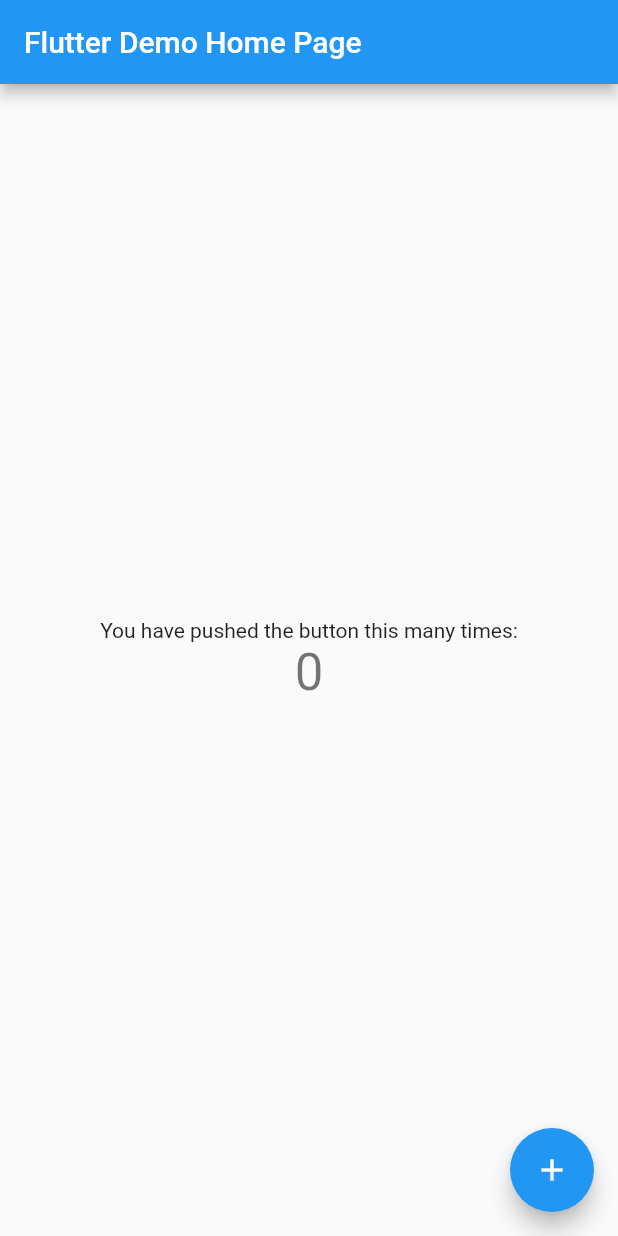
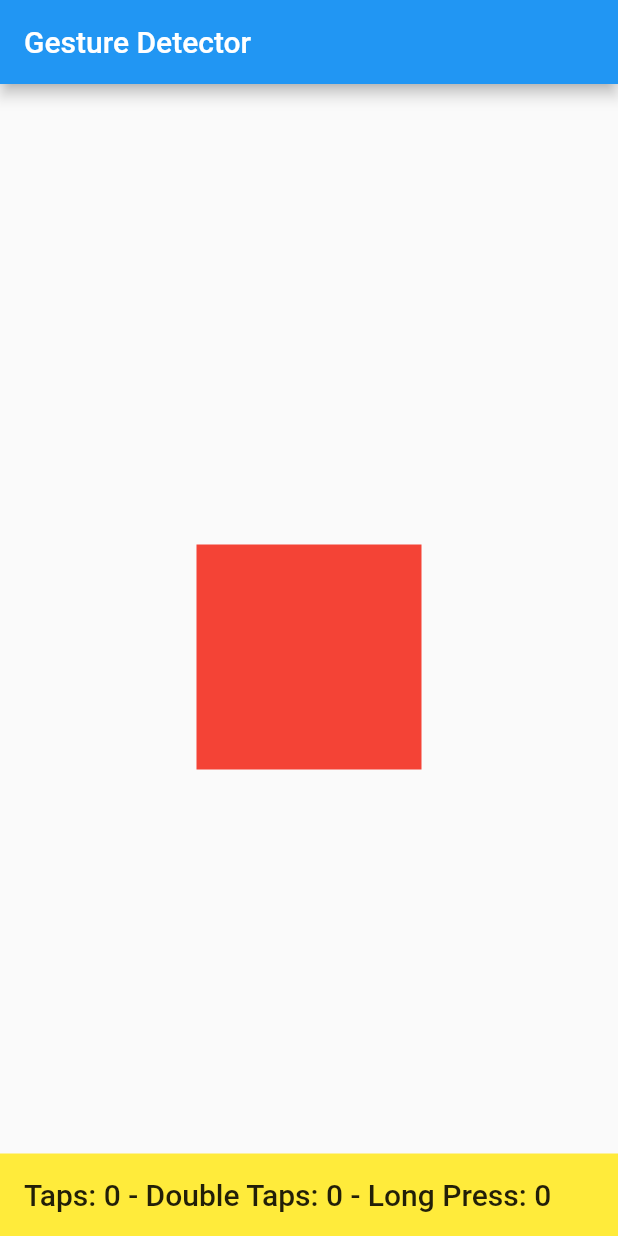
Before and after one commit to ervalsa-san/Flutter-Fundamental, a Flutter app: the screen it shows after launch, on a phone screen of 412 x 824 dp. Run offline on Flutter 3.47's test engine with Material 2 defaults, Android fonts, the phone set to English and light mode, and no system bars; our stand-ins replace cloud_firestore, firebase_auth, firebase_core, flutter_local_notifications, font_awesome_flutter, package_info_plus and 4 more; missing offline and left inert: android_alarm_manager_plus; accounts and stored records are empty; generated files the repository leaves out were written again.

Commit message:
Add Gesture App

```diff
--- a/1-fundamental-flutter/gesture_detector/lib/main.dart
+++ b/1-fundamental-flutter/gesture_detector/lib/main.dart
@@ -1,115 +1,100 @@
 import 'package:flutter/material.dart';
 
-void main() {
-  runApp(const MyApp());
-}
+void main() => runApp(MyApp());
 
 class MyApp extends StatelessWidget {
-  const MyApp({Key? key}) : super(key: key);
-
-  // This widget is the root of your application.
   @override
   Widget build(BuildContext context) {
     return MaterialApp(
-      title: 'Flutter Demo',
+      title: 'Gesture Detector',
       theme: ThemeData(
-        // This is the theme of your application.
-        //
-        // Try running your application with "flutter run". You'll see the
-        // application has a blue toolbar. Then, without quitting the app, try
-        // changing the primarySwatch below to Colors.green and then invoke
-        // "hot reload" (press "r" in the console where you ran "flutter run",
-        // or simply save your changes to "hot reload" in a Flutter IDE).
-        // Notice that the counter didn't reset back to zero; the application
-        // is not restarted.
         primarySwatch: Colors.blue,
       ),
-      home: const MyHomePage(title: 'Flutter Demo Home Page'),
+      home: MyHomePage(),
     );
   }
 }
 
 class MyHomePage extends StatefulWidget {
-  const MyHomePage({Key? key, required this.title}) : super(key: key);
-
-  // This widget is the home page of your application. It is stateful, meaning
-  // that it has a State object (defined below) that contains fields that affect
-  // how it looks.
-
-  // This class is the configuration for the state. It holds the values (in this
-  // case the title) provided by the parent (in this case the App widget) and
-  // used by the build method of the State. Fields in a Widget subclass are
-  // always marked "final".
-
-  final String title;
-
   @override
-  State<MyHomePage> createState() => _MyHomePageState();
+  _MyHomePageState createState() => _MyHomePageState();
 }
 
 class _MyHomePageState extends State<MyHomePage> {
-  int _counter = 0;
+  int numTaps = 0;
+  int numDoubleTaps = 0;
+  int numLongTaps = 0;
 
-  void _incrementCounter() {
-    setState(() {
-      // This call to setState tells the Flutter framework that something has
-      // changed in this State, which causes it to rerun the build method below
-      // so that the display can reflect the updated values. If we changed
-      // _counter without calling setState(), then the build method would not be
-      // called again, and so nothing would appear to happen.
-      _counter++;
-    });
-  }
+  final double boxSize = 150.0;
+  double posX = 0.0;
+  double posY = 0.0;
 
   @override
   Widget build(BuildContext context) {
-    // This method is rerun every time setState is called, for instance as done
-    // by the _incrementCounter method above.
-    //
-    // The Flutter framework has been optimized to make rerunning build methods
-    // fast, so that you can just rebuild anything that needs updating rather
-    // than having to individually change instances of widgets.
+    if (posX == 0) {
+      center(context);
+    }
+
     return Scaffold(
       appBar: AppBar(
-        // Here we take the value from the MyHomePage object that was created by
-        // the App.build method, and use it to set our appbar title.
-        title: Text(widget.title),
+        title: const Text('Gesture Detector'),
       ),
-      body: Center(
-        // Center is a layout widget. It takes a single child and positions it
-        // in the middle of the parent.
-        child: Column(
-          // Column is also a layout widget. It takes a list of children and
-          // arranges them vertically. By default, it sizes itself to fit its
-          // children horizontally, and tries to be as tall as its parent.
-          //
-          // Invoke "debug painting" (press "p" in the console, choose the
-          // "Toggle Debug Paint" action from the Flutter Inspector in Android
-          // Studio, or the "Toggle Debug Paint" command in Visual Studio Code)
-          // to see the wireframe for each widget.
-          //
-          // Column has various properties to control how it sizes itself and
-          // how it positions its children. Here we use mainAxisAlignment to
-          // center the children vertically; the main axis here is the vertical
-          // axis because Columns are vertical (the cross axis would be
-          // horizontal).
-          mainAxisAlignment: MainAxisAlignment.center,
-          children: <Widget>[
-            const Text(
-              'You have pushed the button this many times:',
+      body: Stack(
+        children: [
+          Positioned(
+            top: posY,
+            left: posX,
+            child: GestureDetector(
+              onTap: () {
+                setState(() {
+                  numTaps++;
+                });
+              },
+              onDoubleTap: () {
+                setState(() {
+                  numDoubleTaps++;
+                });
+              },
+              onLongPress: () {
+                setState(() {
+                  numLongTaps++;
+                });
+              },
+              onPanUpdate: (DragUpdateDetails details) {
+                setState(() {
+                  double deltaX = details.delta.dx;
+                  double deltaY = details.delta.dy;
+                  posX += deltaX;
+                  posY += deltaY;
+                });
+              },
+              child: Container(
+                width: boxSize,
+                height: boxSize,
+                decoration: const BoxDecoration(color: Colors.red),
             ),
-            Text(
-              '$_counter',
-              style: Theme.of(context).textTheme.headline4,
-            ),
-          ],
+          ),
+          ),
+        ],
+      ),
+      bottomNavigationBar: Container(
+        color: Colors.yellow,
+        padding: const EdgeInsets.all(16.0),
+        child: Text(
+          'Taps: $numTaps - Double Taps: $numDoubleTaps - Long Press: $numLongTaps',
+          style: Theme.of(context).textTheme.headline6,
         ),
       ),
-      floatingActionButton: FloatingActionButton(
-        onPressed: _incrementCounter,
-        tooltip: 'Increment',
-        child: const Icon(Icons.add),
-      ), // This trailing comma makes auto-formatting nicer for build methods.
     );
   }
+
+  void center(BuildContext context) {
+    posX = (MediaQuery.of(context).size.width / 2) - boxSize / 2;
+    posY = (MediaQuery.of(context).size.height / 2) - boxSize / 2 - 30;
+
+    setState(() {
+      posX = posX;
+      posY = posY;
+    });
+  }
 }
```
